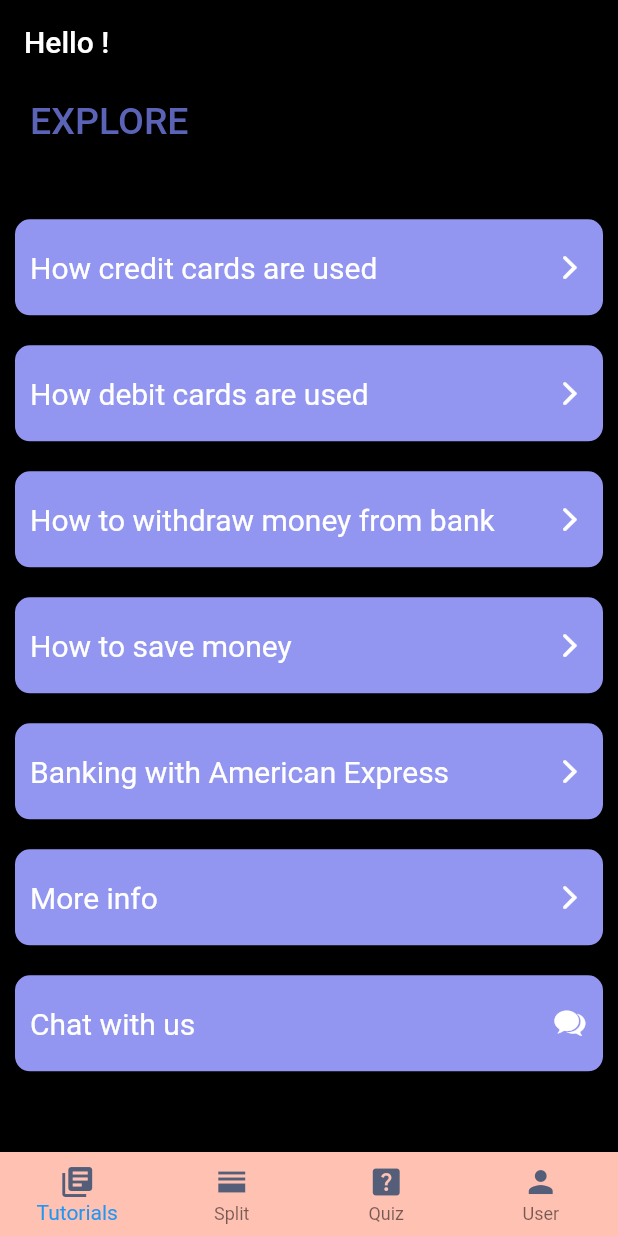
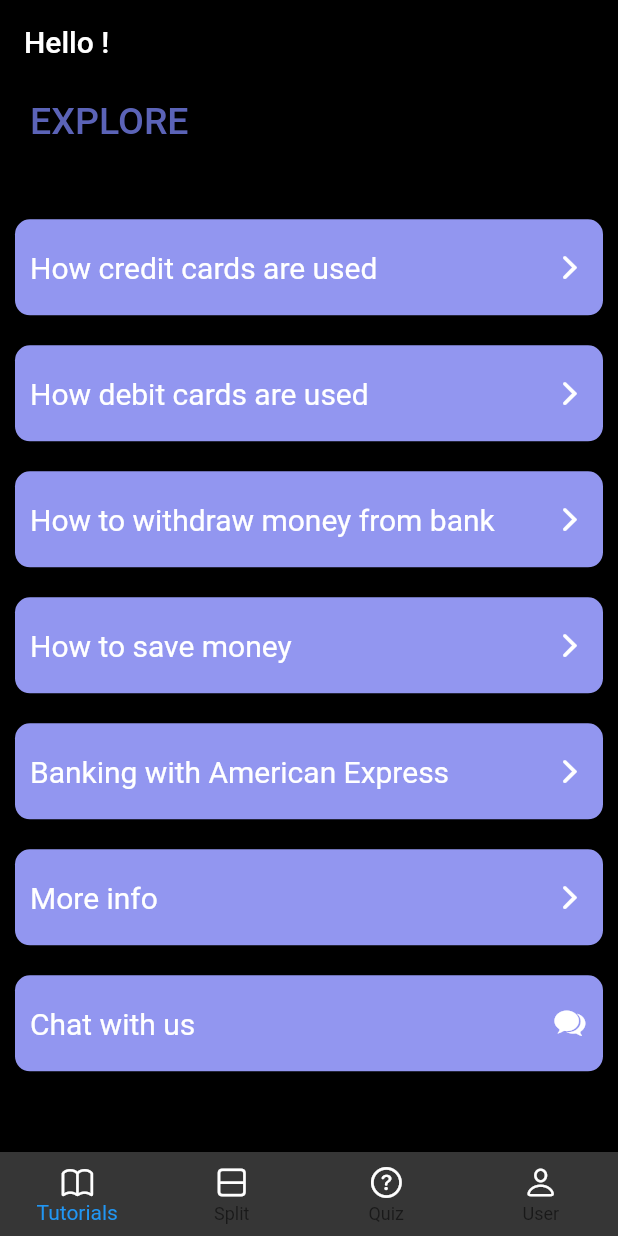
Before and after one commit to ameysunu/highfieldhack, a Flutter app: the HomeWidget screen opened directly, on a phone screen of 412 x 824 dp. Run offline on Flutter 3.47's test engine with Material 2 defaults, Android fonts, the phone set to English and light mode, and no system bars; our stand-ins replace cloud_firestore, firebase_auth, firebase_core, google_sign_in, hexcolor; missing offline and left inert: flutter_dialogflow; accounts and stored records are empty; project files that could hold a hidden picture were left out.

Commit message:
cupertino icons added

```diff
--- a/lib/homewidget.dart
+++ b/lib/homewidget.dart
@@ -1,3 +1,4 @@
+import 'package:flutter/cupertino.dart';
 import 'package:flutter/material.dart';
 import 'package:hackpsu/quiz.dart';
 import 'package:hackpsu/split.dart';
@@ -24,42 +25,43 @@ class _HomeWidgetState extends State<HomeWidget> {
   Widget build(BuildContext context) {
     return Scaffold(
       bottomNavigationBar: BottomNavigationBar(
-          backgroundColor: HexColor('#FFC1B2'),
+          backgroundColor: HexColor('#363636'),
           type: BottomNavigationBarType.fixed,
           currentIndex: _selectedIndex,
           showSelectedLabels: true,
           items: [
             BottomNavigationBarItem(
-              icon: new Icon(Icons.library_books, color: HexColor('#545E78')),
+              icon: new Icon(CupertinoIcons.book, color: HexColor('#FFFFFF')),
               title: new Text(
                 'Tutorials',
                 style: TextStyle(
-                    color: HexColor('#545E78'), fontFamily: 'Roboto Medium'),
+                    color: HexColor('#FFFFFF'), fontFamily: 'Roboto Medium'),
               ),
             ),
             BottomNavigationBarItem(
-              icon:
-                  new Icon(Icons.horizontal_split, color: HexColor('#545E78')),
+              icon: new Icon(CupertinoIcons.square_split_1x2,
+                  color: HexColor('#FFFFFF')),
               title: new Text(
                 'Split',
                 style: TextStyle(
-                    color: HexColor('#545E78'), fontFamily: 'Roboto Medium'),
+                    color: HexColor('#FFFFFF'), fontFamily: 'Roboto Medium'),
               ),
             ),
             BottomNavigationBarItem(
-              icon: new Icon(Icons.help_center, color: HexColor('#545E78')),
+              icon: new Icon(CupertinoIcons.question_circle,
+                  color: HexColor('#FFFFFF')),
               title: new Text(
                 'Quiz',
                 style: TextStyle(
-                    color: HexColor('#545E78'), fontFamily: 'Roboto Medium'),
+                    color: HexColor('#FFFFFF'), fontFamily: 'Roboto Medium'),
               ),
             ),
             BottomNavigationBarItem(
-              icon: new Icon(Icons.person, color: HexColor('#545E78')),
+              icon: new Icon(CupertinoIcons.person, color: HexColor('#FFFFFF')),
               title: new Text(
                 'User',
                 style: TextStyle(
-                    color: HexColor('#545E78'), fontFamily: 'Roboto Medium'),
+                    color: HexColor('#FFFFFF'), fontFamily: 'Roboto Medium'),
               ),
             ),
           ],
```
